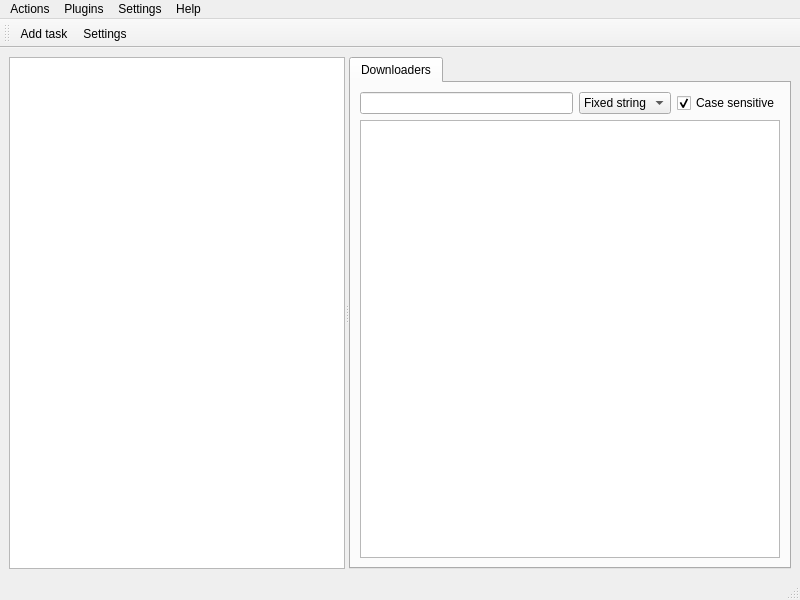
First picture: the form in src/leechcraft.ui, repository 0xd34df00d/leechcraft, before the edit.
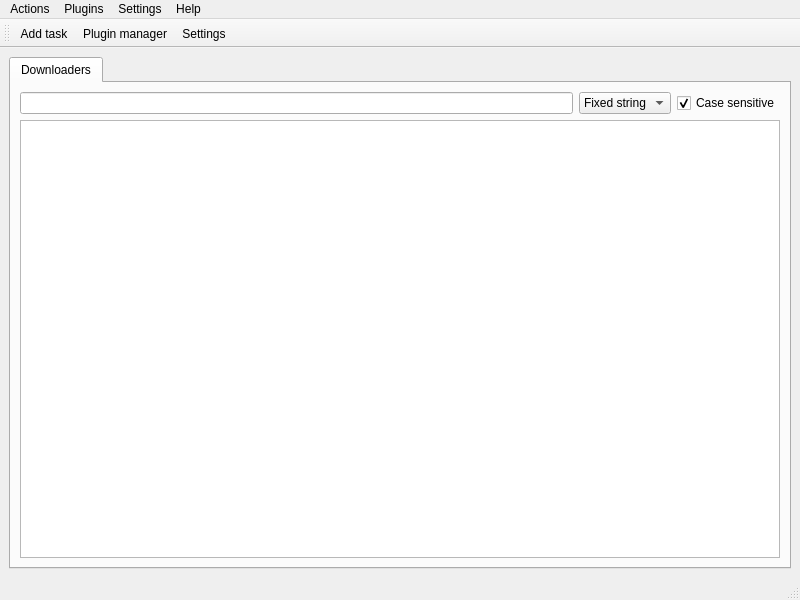
Second picture: the form after the edit. Icons and pictures are not drawn.

Commit message: + Core: Remove plugins tree view to the plugin manager from the main window.

Patch:
```diff
--- a/src/leechcraft.ui
+++ b/src/leechcraft.ui
@@ -17,41 +17,8 @@
     <normaloff>:/resources/images/mainapp.png</normaloff>:/resources/images/mainapp.png</iconset>
   </property>
   <widget class="QWidget" name="centralwidget" >
-   <layout class="QVBoxLayout" name="verticalLayout_2" >
+   <layout class="QVBoxLayout" name="verticalLayout" >
     <item>
-     <widget class="QSplitter" name="MainSplitter_" >
-      <property name="orientation" >
-       <enum>Qt::Horizontal</enum>
-      </property>
-      <widget class="QTreeView" name="PluginsTree_" >
-       <property name="minimumSize" >
-        <size>
-         <width>120</width>
-         <height>0</height>
-        </size>
-       </property>
-       <property name="editTriggers" >
-        <set>QAbstractItemView::NoEditTriggers</set>
-       </property>
-       <property name="alternatingRowColors" >
-        <bool>true</bool>
-       </property>
-       <property name="rootIsDecorated" >
-        <bool>false</bool>
-       </property>
-       <property name="itemsExpandable" >
-        <bool>false</bool>
-       </property>
-       <property name="sortingEnabled" >
-        <bool>true</bool>
-       </property>
-       <property name="headerHidden" >
-        <bool>true</bool>
-       </property>
-       <property name="expandsOnDoubleClick" >
-        <bool>false</bool>
-       </property>
-      </widget>
       <widget class="QTabWidget" name="MainTabWidget_" >
        <property name="currentIndex" >
         <number>0</number>
@@ -60,7 +27,7 @@
         <attribute name="title" >
          <string>Downloaders</string>
         </attribute>
-        <layout class="QVBoxLayout" name="verticalLayout" >
+       <layout class="QVBoxLayout" name="verticalLayout_2" >
          <item>
           <layout class="QVBoxLayout" name="PluginsStuff_" >
            <item>
@@ -128,7 +95,6 @@
         </layout>
        </widget>
       </widget>
-     </widget>
     </item>
    </layout>
   </widget>
@@ -185,6 +151,7 @@
     <bool>false</bool>
    </attribute>
    <addaction name="ActionAddTask_" />
+   <addaction name="ActionPluginManager_" />
    <addaction name="ActionSettings_" />
   </widget>
   <action name="ActionAddTask_" >
@@ -229,6 +196,11 @@
     <string>About Qt...</string>
    </property>
   </action>
+  <action name="ActionPluginManager_" >
+   <property name="text" >
+    <string>Plugin manager</string>
+   </property>
+  </action>
  </widget>
  <resources>
   <include location="mainresources.qrc" />
```
Left out of the diff: 1 changed line with no effect on the pictures. Lines whose indentation alone changed are shown as unchanged. The commit also changes 6 other files.
